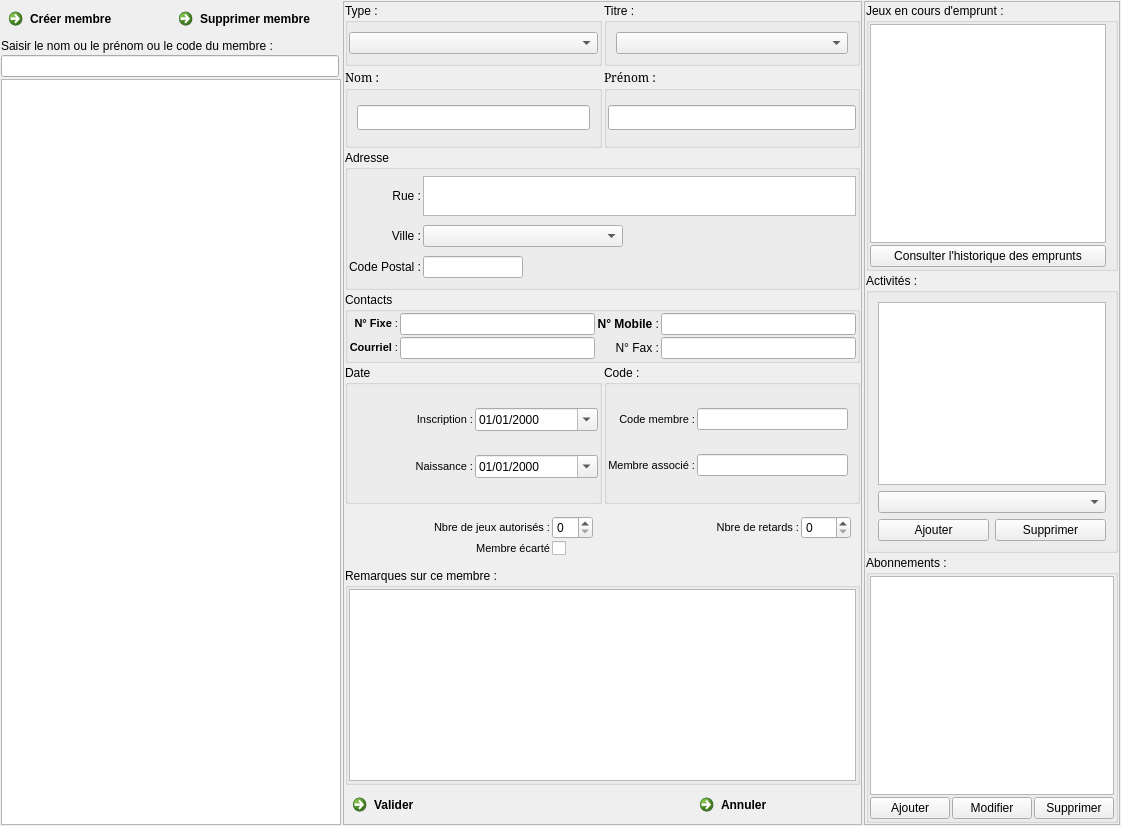
First picture: the form in f_membres.ui, repository nivhg/ludopen, before the edit.
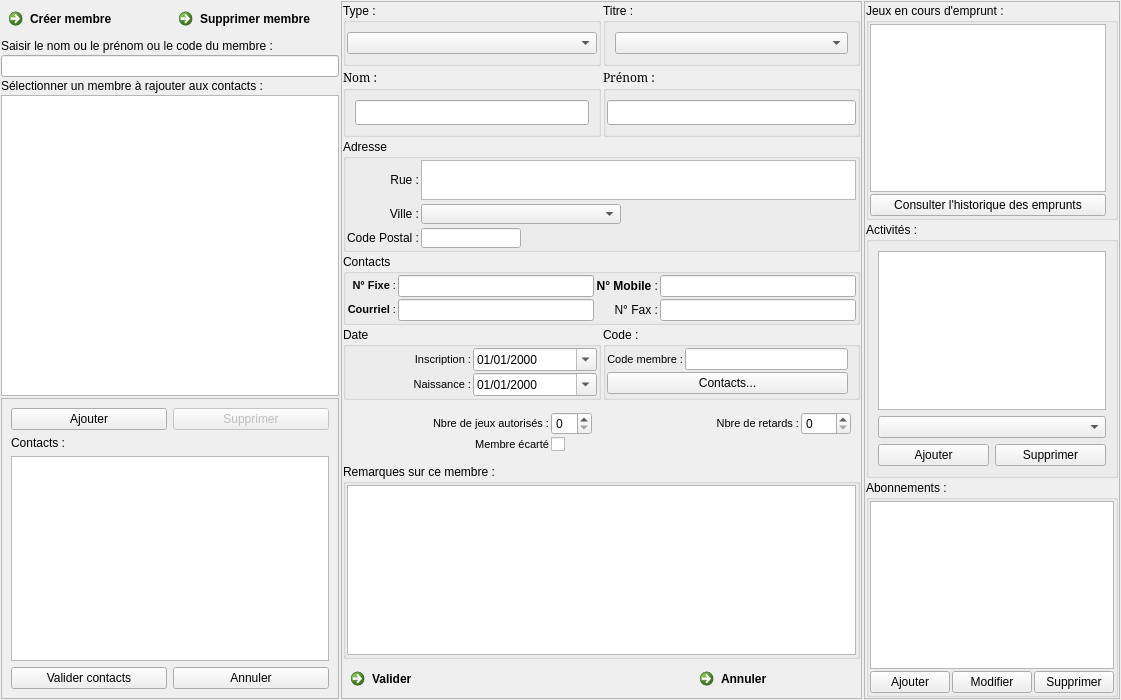
Second picture: the form after the edit. Icons and pictures are not drawn.

Commit message: Ticket 54 : Correction membre associ? et am?lioration : nouvelle fen?tre pour voir et modifier les contacts d'une association/collectivit?

The edit to the form file:
```diff
--- a/f_membres.ui
+++ b/f_membres.ui
@@ -7,7 +7,7 @@
     <x>0</x>
     <y>0</y>
     <width>1121</width>
-    <height>826</height>
+    <height>700</height>
    </rect>
   </property>
   <property name="sizePolicy">
@@ -174,7 +174,7 @@
          </widget>
         </item>
         <item>
-         <widget class="QGroupBox" name="groupBox_7">
+         <widget class="QGroupBox" name="Gb_Prenom">
           <property name="sizePolicy">
            <sizepolicy hsizetype="Preferred" vsizetype="Preferred">
             <horstretch>0</horstretch>
@@ -1145,24 +1145,13 @@
            <item row="0" column="1">
             <widget class="QLineEdit" name="Le_Code"/>
            </item>
-           <item row="1" column="0">
-            <widget class="QLabel" name="Lb_CodeMembreAssocie">
-             <property name="font">
-              <font>
-               <pointsize>8</pointsize>
-              </font>
-             </property>
+           <item row="1" column="0" colspan="2">
+            <widget class="QPushButton" name="Bt_Contact">
              <property name="text">
-              <string>Membre associé :</string>
-             </property>
-             <property name="alignment">
-              <set>Qt::AlignRight|Qt::AlignTrailing|Qt::AlignVCenter</set>
+              <string>Contacts...</string>
              </property>
             </widget>
            </item>
-           <item row="1" column="1">
-            <widget class="QLineEdit" name="LE_MembreAssocie"/>
-           </item>
           </layout>
          </widget>
         </item>
@@ -2623,6 +2612,23 @@
    </item>
    <item row="1" column="0">
     <layout class="QGridLayout" name="gridLayout_16">
+     <item row="2" column="1" colspan="2">
+      <widget class="QCommandLinkButton" name="Bt_SupprimerMembre">
+       <property name="text">
+        <string>Supprimer membre</string>
+       </property>
+       <property name="icon">
+        <iconset resource="ImagesIcones.qrc">
+         <normaloff>:/BDD_Supprimer.png</normaloff>:/BDD_Supprimer.png</iconset>
+       </property>
+       <property name="iconSize">
+        <size>
+         <width>30</width>
+         <height>30</height>
+        </size>
+       </property>
+      </widget>
+     </item>
      <item row="2" column="0">
       <widget class="QCommandLinkButton" name="Bt_AjouterMembre">
        <property name="text">
@@ -2640,25 +2646,24 @@
        </property>
       </widget>
      </item>
-     <item row="2" column="1">
-      <widget class="QCommandLinkButton" name="Bt_SupprimerMembre">
+     <item row="3" column="0" colspan="3">
+      <widget class="QLabel" name="Lb_RechercheNom">
        <property name="text">
-        <string>Supprimer membre</string>
-       </property>
-       <property name="icon">
-        <iconset resource="ImagesIcones.qrc">
-         <normaloff>:/BDD_Supprimer.png</normaloff>:/BDD_Supprimer.png</iconset>
-       </property>
-       <property name="iconSize">
-        <size>
-         <width>30</width>
-         <height>30</height>
-        </size>
+        <string>Saisir le nom ou le prénom ou le code du membre :</string>
        </property>
       </widget>
      </item>
-     <item row="5" column="0" colspan="3">
+     <item row="11" column="0" rowspan="3" colspan="3">
+      <layout class="QGridLayout" name="Gl_Contacts"/>
+     </item>
+     <item row="8" column="0" colspan="3">
       <widget class="QTableView" name="TbW_Recherche">
+       <property name="minimumSize">
+        <size>
+         <width>0</width>
+         <height>300</height>
+        </size>
+       </property>
        <property name="alternatingRowColors">
         <bool>true</bool>
        </property>
@@ -2673,13 +2678,95 @@
        </attribute>
       </widget>
      </item>
-     <item row="4" column="0" colspan="2">
+     <item row="5" column="0" rowspan="2" colspan="3">
       <widget class="QLineEdit" name="LE_Nom"/>
      </item>
-     <item row="3" column="0" colspan="2">
-      <widget class="QLabel" name="Lb_RechercheNom">
+     <item row="10" column="0" colspan="3">
+      <widget class="QFrame" name="Fr_Contacts">
+       <property name="frameShape">
+        <enum>QFrame::StyledPanel</enum>
+       </property>
+       <property name="frameShadow">
+        <enum>QFrame::Raised</enum>
+       </property>
+       <layout class="QGridLayout" name="gridLayout_18">
+        <item row="0" column="0">
+         <widget class="QPushButton" name="Bt_AJouterContact">
+          <property name="text">
+           <string>Ajouter</string>
+          </property>
+          <property name="icon">
+           <iconset resource="ImagesIcones.qrc">
+            <normaloff>:/Ajouter.png</normaloff>:/Ajouter.png</iconset>
+          </property>
+         </widget>
+        </item>
+        <item row="0" column="1">
+         <widget class="QPushButton" name="Bt_SupprimerContact">
+          <property name="enabled">
+           <bool>false</bool>
+          </property>
+          <property name="text">
+           <string>Supprimer</string>
+          </property>
+          <property name="icon">
+           <iconset resource="ImagesIcones.qrc">
+            <normaloff>:/Supprimer.png</normaloff>:/Supprimer.png</iconset>
+          </property>
+         </widget>
+        </item>
+        <item row="2" column="0" colspan="2">
+         <widget class="QTableView" name="TbW_Contacts">
+          <property name="alternatingRowColors">
+           <bool>true</bool>
+          </property>
+          <property name="selectionMode">
+           <enum>QAbstractItemView::SingleSelection</enum>
+          </property>
+          <property name="selectionBehavior">
+           <enum>QAbstractItemView::SelectRows</enum>
+          </property>
+          <attribute name="verticalHeaderVisible">
+           <bool>false</bool>
+          </attribute>
+         </widget>
+        </item>
+        <item row="1" column="0">
+         <widget class="QLabel" name="Lb_Contacts_2">
+          <property name="text">
+           <string>Contacts :</string>
+          </property>
+         </widget>
+        </item>
+        <item row="3" column="0">
+         <widget class="QPushButton" name="Bt_ValiderContacts">
+          <property name="text">
+           <string>Valider contacts</string>
+          </property>
+          <property name="icon">
+           <iconset resource="ImagesIcones.qrc">
+            <normaloff>:/Valider.png</normaloff>:/Valider.png</iconset>
+          </property>
+         </widget>
+        </item>
+        <item row="3" column="1">
+         <widget class="QPushButton" name="Bt_AnnulerContacts">
+          <property name="text">
+           <string>Annuler</string>
+          </property>
+          <property name="icon">
+           <iconset resource="ImagesIcones.qrc">
+            <normaloff>:/Annuler.png</normaloff>:/Annuler.png</iconset>
+          </property>
+         </widget>
+        </item>
+       </layout>
+      </widget>
+     </item>
+     <item row="7" column="0" colspan="3">
+      <widget class="QLabel" name="Lb_Contacts">
        <property name="text">
-        <string>Saisir le nom ou le prénom ou le code du membre :</string>
+        <string>Sélectionner un membre à rajouter aux contacts :</string>
        </property>
       </widget>
      </item>
```
The commit also changes 6 other files.
